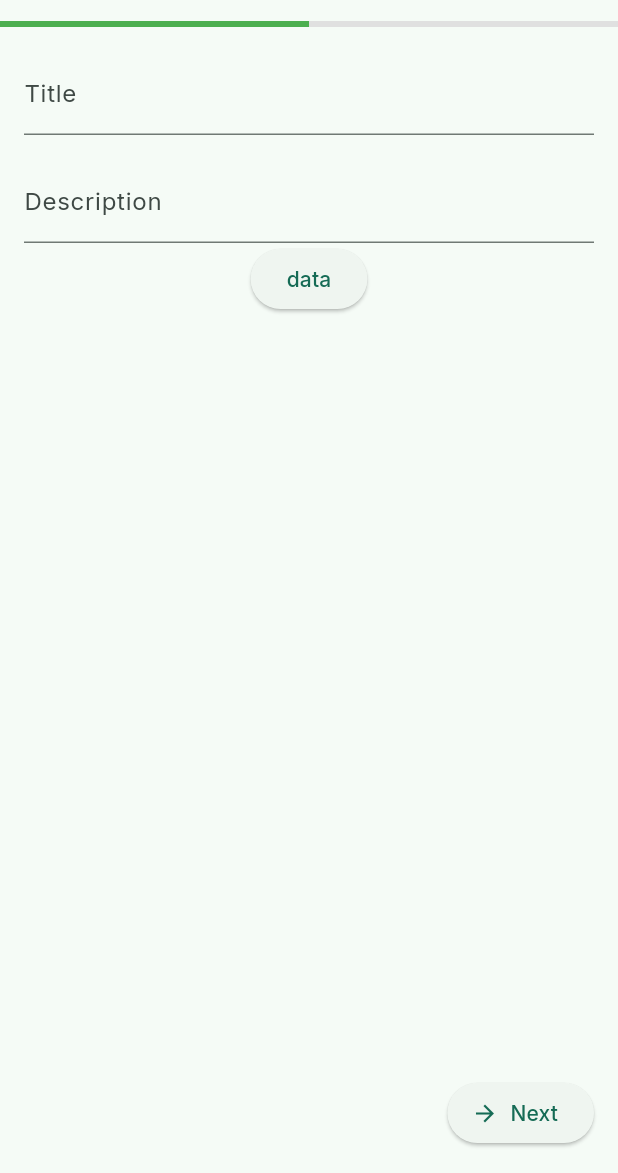
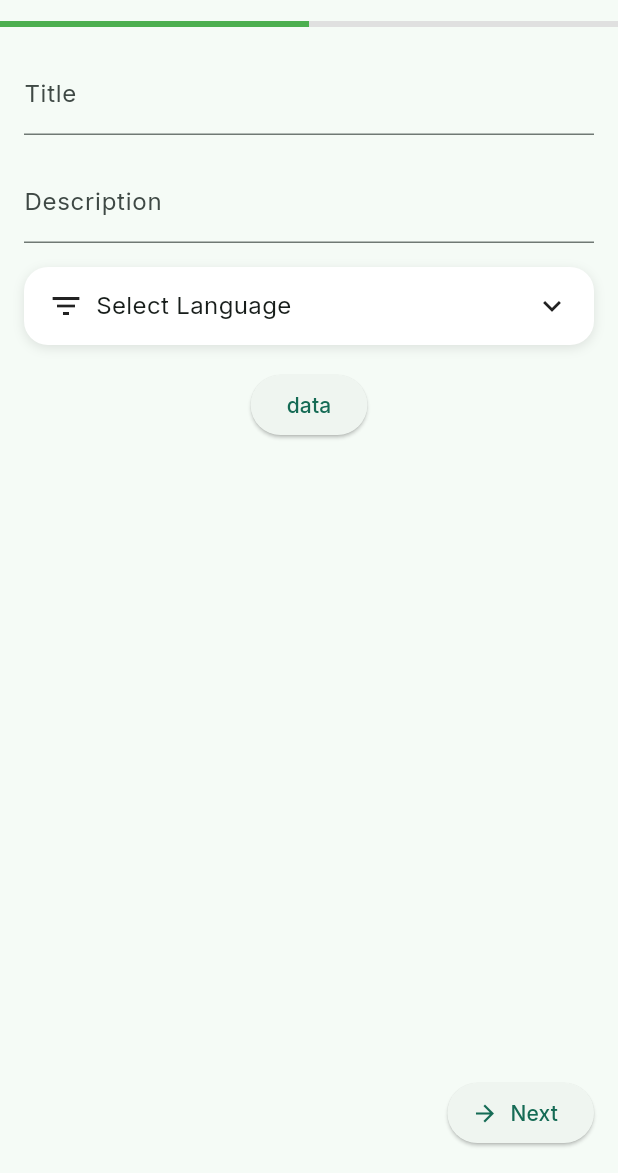
Before and after one commit to CatFlowOrg/real_estate_admin, a Flutter app: the CreateRealEstateScreen screen opened by its route, after a tap on "Next", on a phone screen of 412 x 824 dp, the part 63-1236 px from its top. Run offline on Flutter 3.47's test engine with Material 3 defaults, Android fonts, the phone set to English and light mode, and no system bars; our stand-ins replace bloc, carousel_slider, dio, equatable, fl_chart, flutter_bloc and 9 more; accounts and stored records are empty; generated files the repository leaves out were written again; network calls fail.

Commit message:
create dropdown menu for one selection and multiuselction

```diff
--- a/lib/features/real_estate/presentation/screens/create_real_estate/tabs/details/presentation/screen/details_tab.dart
+++ b/lib/features/real_estate/presentation/screens/create_real_estate/tabs/details/presentation/screen/details_tab.dart
@@ -1,11 +1,22 @@
 import 'package:flutter/material.dart';
 import 'package:flutter_bloc/flutter_bloc.dart';
+import 'package:real_estate_admin/features/real_estate/data/types/listing_type.dart';
 import 'package:real_estate_admin/features/real_estate/presentation/screens/create_real_estate/bloc/create_real_estate_bloc.dart';
 import 'package:real_estate_admin/features/real_estate/presentation/screens/create_real_estate/bloc/create_real_estate_event.dart';
 import 'package:real_estate_admin/features/real_estate/presentation/screens/create_real_estate/bloc/create_real_estate_state.dart';
+import 'package:real_estate_admin/features/real_estate/presentation/screens/create_real_estate/ui/enum_dropdown.dart';
+import 'package:flutter_gen/gen_l10n/app_localizations.dart';
 
-class DetailsTab extends StatelessWidget {
+class DetailsTab extends StatefulWidget {
   const DetailsTab({super.key});
+
+  @override
+  State<DetailsTab> createState() => _DetailsTabState();
+}
+
+class _DetailsTabState extends State<DetailsTab> {
+  ListingType? selectedListingType;
+
   @override
   Widget build(BuildContext context) {
     return BlocBuilder<CreateRealEstateBloc, CreateRealEstateState>(
@@ -17,16 +28,35 @@ class DetailsTab extends StatelessWidget {
               TextFormField(
                 initialValue: state.title ?? '',
                 decoration: const InputDecoration(labelText: 'Title'),
-                onChanged: (val) => context.read<CreateRealEstateBloc>().add(UpdateRealEstateTitle(val)),
+                onChanged: (val) =>
+                    context.read<CreateRealEstateBloc>().add(UpdateRealEstateTitle(val)),
               ),
               const SizedBox(height: 16),
               TextFormField(
                 initialValue: state.description ?? '',
                 decoration: const InputDecoration(labelText: 'Description'),
-                onChanged: (val) => context.read<CreateRealEstateBloc>().add(UpdateRealEstateDescription(val)),
+                onChanged: (val) =>
+                    context.read<CreateRealEstateBloc>().add(UpdateRealEstateDescription(val)),
+              ),
+              const SizedBox(height: 16),
+
+              EnumDropdown<ListingType>(
+                items: ListingType.values,
+                selectionMode: SelectionMode.multiple,
+                getLabel: (type, context) => type.label(context),
+                getIcon: (type) => type.icon,
+                getTitle: (context) => AppLocalizations.of(context)!.select_language,
+                onSelectionChanged: (selected) {
+                  print((selected as ListingType).id); // 0 ili 1
+                },
               ),
 
-              ElevatedButton(onPressed:()=>_showFilterBottomSheet(context) , child: const Text("data"))
+
+              const SizedBox(height: 16),
+              ElevatedButton(
+                onPressed: () => _showFilterBottomSheet(context),
+                child: const Text("data"),
+              ),
             ],
           ),
         );
--- /dev/null
+++ b/lib/features/real_estate/presentation/screens/create_real_estate/ui/enum_dropdown.dart
@@ -0,0 +1,195 @@
+import 'package:flutter/material.dart';
+
+enum SelectionMode { single, multiple }
+
+class EnumDropdown<T extends Enum> extends StatefulWidget {
+  final List<T> items;
+  final SelectionMode selectionMode;
+  final String Function(T, BuildContext) getLabel;
+  final IconData Function(T) getIcon;
+  final String Function(BuildContext) getTitle;
+  final void Function(dynamic selected) onSelectionChanged;
+
+  const EnumDropdown({
+    super.key,
+    required this.items,
+    required this.selectionMode,
+    required this.getLabel,
+    required this.getIcon,
+    required this.getTitle,
+    required this.onSelectionChanged,
+  });
+
+  @override
+  State<EnumDropdown<T>> createState() => _EnumDropdownState<T>();
+}
+
+class _EnumDropdownState<T extends Enum> extends State<EnumDropdown<T>> {
+  bool isExpanded = false;
+  T? selected;
+  Set<T> selectedItems = {};
+
+  void toggleExpanded() {
+    setState(() => isExpanded = !isExpanded);
+  }
+
+  void _selectItem(T item) {
+    if (widget.selectionMode == SelectionMode.single) {
+      setState(() {
+        selected = item;
+        isExpanded = false;
+      });
+      widget.onSelectionChanged(item);
+    } else {
+      setState(() {
+        if (selectedItems.contains(item)) {
+          selectedItems.remove(item);
+        } else {
+          selectedItems.add(item);
+        }
+      });
+      widget.onSelectionChanged(selectedItems.toList());
+    }
+  }
+
+  @override
+  Widget build(BuildContext context) {
+    final count = selectedItems.length;
+
+    return Column(
+      children: [
+        GestureDetector(
+          onTap: toggleExpanded,
+          child: Container(
+            padding: const EdgeInsets.symmetric(horizontal: 16, vertical: 14),
+            decoration: BoxDecoration(
+              color: Colors.white,
+              borderRadius: BorderRadius.circular(16),
+              boxShadow: [
+                BoxShadow(
+                  color: Colors.black.withOpacity(0.1),
+                  blurRadius: 6,
+                  offset: const Offset(0, 2),
+                ),
+              ],
+            ),
+            child: Row(
+              mainAxisAlignment: MainAxisAlignment.spaceBetween,
+              children: [
+                Row(
+                  children: [
+                    Icon(
+                      widget.selectionMode == SelectionMode.single
+                          ? widget.getIcon(
+                          selected ?? widget.items.first)
+                          : Icons.filter_list,
+                    ),
+                    const SizedBox(width: 8),
+                    Text(
+                      widget.selectionMode == SelectionMode.single
+                          ? selected != null
+                          ? widget.getLabel(selected!, context)
+                          : widget.getTitle(context)
+                          : widget.getTitle(context),
+                      style: const TextStyle(fontSize: 16),
+                    ),
+                    if (widget.selectionMode == SelectionMode.multiple &&
+                        count > 0)
+                      Padding(
+                        padding: const EdgeInsets.only(left: 8),
+                        child: Stack(
+                          alignment: Alignment.center,
+                          children: [
+                            const Icon(Icons.circle,
+                                color: Colors.red, size: 20),
+                            Text(
+                              '$count',
+                              style: const TextStyle(
+                                color: Colors.white,
+                                fontSize: 12,
+                                fontWeight: FontWeight.bold,
+                              ),
+                            ),
+                          ],
+                        ),
+                      ),
+                  ],
+                ),
+                Icon(
+                  isExpanded
+                      ? Icons.keyboard_arrow_up
+                      : Icons.keyboard_arrow_down,
+                ),
+              ],
+            ),
+          ),
+        ),
+        AnimatedSwitcher(
+          duration: const Duration(milliseconds: 300),
+          child: isExpanded
+              ? AnimatedContainer(
+            key: const ValueKey(true),
+            duration: const Duration(milliseconds: 300),
+            margin: const EdgeInsets.only(top: 8),
+            padding: const EdgeInsets.symmetric(vertical: 12),
+            decoration: BoxDecoration(
+              color: Colors.white,
+              borderRadius: BorderRadius.circular(16),
+              boxShadow: [
+                BoxShadow(
+                  color: Colors.black.withOpacity(0.05),
+                  blurRadius: 8,
+                  offset: const Offset(0, 4),
+                ),
+              ],
+            ),
+            child: Column(
+              children: widget.items.map((item) {
+                final isSelected =
+                widget.selectionMode == SelectionMode.single
+                    ? selected == item
+                    : selectedItems.contains(item);
+
+                return ListTile(
+                  leading: Icon(widget.getIcon(item),
+                      color: isSelected ? Colors.red : Colors.grey),
+                  title: Text(
+                    widget.getLabel(item, context),
+                    style: TextStyle(
+                      color:
+                      isSelected ? Colors.red : Colors.black,
+                      fontWeight: isSelected
+                          ? FontWeight.bold
+                          : FontWeight.normal,
+                    ),
+                  ),
+                  trailing: Container(
+                    width: 20,
+                    height: 20,
+                    decoration: BoxDecoration(
+                      shape: BoxShape.circle,
+                      border: Border.all(
+                        color:
+                        isSelected ? Colors.red : Colors.grey,
+                        width: 2,
+                      ),
+                      color: isSelected
+                          ? Colors.red
+                          : Colors.transparent,
+                    ),
+                    child: isSelected
+                        ? const Icon(Icons.check,
+                        color: Colors.white, size: 14)
+                        : null,
+                  ),
+                  onTap: () => _selectItem(item),
+                );
+              }).toList(),
+            ),
+          )
+              : const SizedBox.shrink(),
+        ),
+      ],
+    );
+  }
+}
--- a/lib/l10n/intl_cro.arb
+++ b/lib/l10n/intl_cro.arb
@@ -13,5 +13,7 @@
   "error_generic": "Pogreška",
   "no_data": "Nema dostupnih podataka",
   "filter_options": "Opcije filtera ovdje",
-  "real_estate_details": "Detalji o nekretnini"
+  "real_estate_details": "Detalji o nekretnini",
+  "selling": "Prodaja",
+  "renting": "Najam"
 }
--- a/lib/l10n/intl_en.arb
+++ b/lib/l10n/intl_en.arb
@@ -13,5 +13,7 @@
   "error_generic": "An error occurred",
   "no_data": "No data available",
   "filter_options": "Filter options here",
-  "real_estate_details": "Real Estate Details"
+  "real_estate_details": "Real Estate Details",
+  "selling": "Selling",
+  "renting": "Renting"
 }
--- a/lib/l10n/intl_sr.arb
+++ b/lib/l10n/intl_sr.arb
@@ -13,5 +13,7 @@
   "error_generic": "Greška",
   "no_data": "Nema dostupnih podataka",
   "filter_options": "Opcije filtera ovde",
-  "real_estate_details": "Detalji o nekretnini"
+  "real_estate_details": "Detalji o nekretnini",
+  "selling": "Prodaja",
+  "renting": "Iznajmljivanje"
 }
```
Also changed, not shown: lib/features/real_estate/data/types/listing_type.dart (+25 -15 lines).
